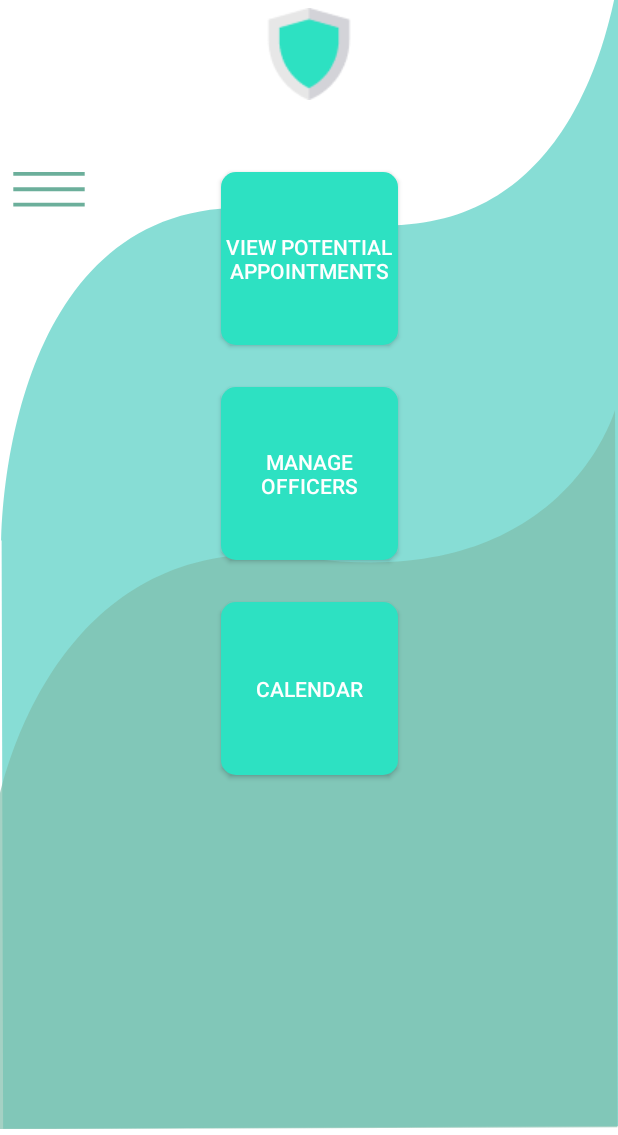
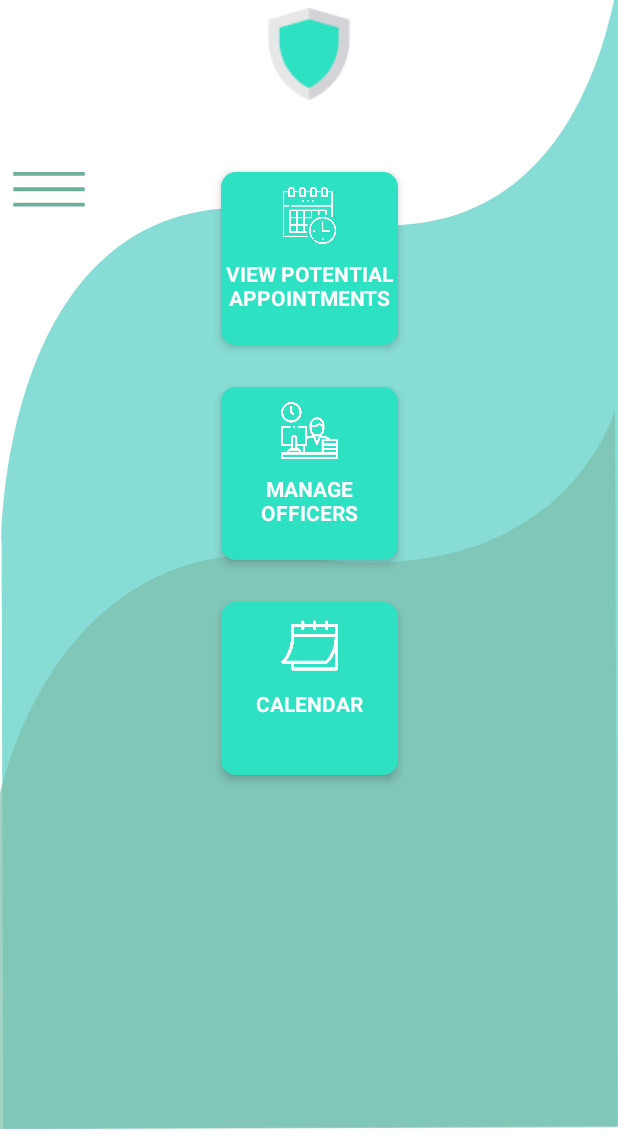
Before and after one commit to svarh/SWE-UT4, an Android app: the layout activity_business_home.xml on its own in the app's theme, with its tools: preview values and no code run, on a phone screen of 412 x 824 dp, the part 101-1236 px from its top. Run offline under Robolectric (Android 15) with nearby library versions, the phone set to English and light mode, and no system bars.

Commit message:
Updated Business home page with icons

```diff
--- a/app/src/main/res/layout/activity_business_home.xml
+++ b/app/src/main/res/layout/activity_business_home.xml
@@ -67,47 +67,127 @@
         app:layout_constraintRight_toRightOf="parent"
         app:layout_constraintTop_toBottomOf="@+id/txtViewCARE" />
 
-    <Button
+    <LinearLayout
         android:id="@+id/btnAppointments"
         android:layout_width="118dp"
         android:layout_height="115dp"
         android:layout_alignParentLeft="true"
         android:layout_alignParentTop="true"
         android:layout_marginTop="48dp"
+        android:elevation="4dp"
         android:background="@drawable/my_button"
-        android:elevation="4dp"
-        android:text="@string/bus_appts"
-        android:textAlignment="center"
-        android:textColor="@color/white"
+        android:clickable="true"
         app:layout_constraintLeft_toLeftOf="parent"
         app:layout_constraintRight_toRightOf="parent"
-        app:layout_constraintTop_toBottomOf="@+id/imgShield" />
+        app:layout_constraintTop_toBottomOf="@+id/imgShield"
+        android:orientation="vertical"
+        android:focusable="true">
 
-    <Button
+        <ImageView
+            android:id="@+id/btnAppointmentsIcon"
+            android:layout_width="wrap_content"
+            android:layout_height="wrap_content"
+            android:layout_gravity="center_horizontal"
+            android:scaleType="centerInside"
+            android:adjustViewBounds="true"
+            android:layout_marginTop="10dp"
+            android:layout_marginHorizontal="40dp"
+            android:layout_marginBottom="10dp"
+            android:src="@drawable/appointment"
+            app:tint="@color/white"/>
+
+        <TextView
+            android:id="@+id/btnAppointmentsText"
+            android:layout_height="wrap_content"
+            android:layout_width="wrap_content"
+            android:layout_gravity="center_horizontal"
+            android:text="@string/bus_appts"
+            android:textAlignment="center"
+            android:textColor="@color/white"
+            android:textAllCaps="true"
+            android:textStyle="bold"/>
+    </LinearLayout>
+
+    <LinearLayout
         android:id="@+id/btnManageOfficers"
         android:layout_width="118dp"
         android:layout_height="115dp"
+        android:layout_alignParentLeft="true"
+        android:layout_alignParentTop="true"
         android:layout_marginTop="28dp"
+        android:elevation="4dp"
         android:background="@drawable/my_button"
-        android:text="@string/manage_officers"
-        android:textAlignment="center"
-        android:textColor="@color/white"
+        android:clickable="true"
         app:layout_constraintLeft_toLeftOf="parent"
         app:layout_constraintRight_toRightOf="parent"
-        app:layout_constraintTop_toBottomOf="@+id/btnAppointments" />
+        app:layout_constraintTop_toBottomOf="@+id/btnAppointments"
+        android:orientation="vertical"
+        android:focusable="true">
 
-    <Button
-        android:id="@+id/btnCalendar"
+        <ImageView
+            android:id="@+id/btnManageOfficersIcon"
+            android:layout_width="wrap_content"
+            android:layout_height="wrap_content"
+            android:layout_gravity="center_horizontal"
+            android:scaleType="centerInside"
+            android:adjustViewBounds="true"
+            android:layout_marginTop="10dp"
+            android:layout_marginHorizontal="40dp"
+            android:layout_marginBottom="10dp"
+            android:src="@drawable/officer"
+            app:tint="@color/white"/>
+
+        <TextView
+            android:id="@+id/btnManageOfficersText"
+            android:layout_height="wrap_content"
+            android:layout_width="wrap_content"
+            android:layout_gravity="center_horizontal"
+            android:text="@string/manage_officers"
+            android:textAlignment="center"
+            android:textColor="@color/white"
+            android:textAllCaps="true"
+            android:textStyle="bold"/>
+    </LinearLayout>
+
+    <LinearLayout
+        android:id="@+id/btnCalendarBusiness"
         android:layout_width="118dp"
         android:layout_height="115dp"
+        android:layout_alignParentLeft="true"
+        android:layout_alignParentTop="true"
         android:layout_marginTop="28dp"
+        android:elevation="4dp"
         android:background="@drawable/my_button"
-        android:text="@string/calendar"
-        android:textAlignment="center"
-        android:textColor="@color/white"
+        android:clickable="true"
         app:layout_constraintLeft_toLeftOf="parent"
         app:layout_constraintRight_toRightOf="parent"
-        app:layout_constraintTop_toBottomOf="@+id/btnManageOfficers" />
+        app:layout_constraintTop_toBottomOf="@+id/btnManageOfficers"
+        android:orientation="vertical"
+        android:focusable="true">
 
+        <ImageView
+            android:id="@+id/btnCalendarBusinessIcon"
+            android:layout_width="wrap_content"
+            android:layout_height="wrap_content"
+            android:layout_gravity="center_horizontal"
+            android:scaleType="centerInside"
+            android:adjustViewBounds="true"
+            android:layout_marginTop="10dp"
+            android:layout_marginHorizontal="40dp"
+            android:layout_marginBottom="10dp"
+            android:src="@drawable/calendar"
+            app:tint="@color/white"/>
+
+        <TextView
+            android:id="@+id/btnCalendarBusinessText"
+            android:layout_height="wrap_content"
+            android:layout_width="wrap_content"
+            android:layout_gravity="center_horizontal"
+            android:text="@string/calendar"
+            android:textAlignment="center"
+            android:textColor="@color/white"
+            android:textAllCaps="true"
+            android:textStyle="bold"/>
+    </LinearLayout>
 
 </androidx.constraintlayout.widget.ConstraintLayout>
```
Also changed, not shown: app/src/main/res/drawable/officer.png (added).
